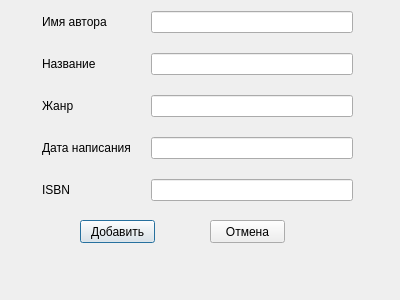
Old version of the form addbook.ui in the repository vladislavvasyukov/library.
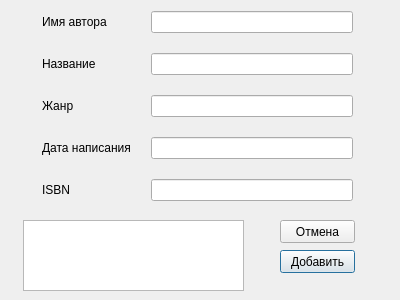
New version of the form.

Commit message: Добавил подключение к SQLite

```diff
--- a/addbook.ui
+++ b/addbook.ui
@@ -16,8 +16,8 @@
   <widget class="QPushButton" name="add_book_in_library">
    <property name="geometry">
     <rect>
-     <x>80</x>
-     <y>220</y>
+     <x>280</x>
+     <y>250</y>
      <width>75</width>
      <height>23</height>
     </rect>
@@ -29,7 +29,7 @@
   <widget class="QPushButton" name="cancel_additing_book">
    <property name="geometry">
     <rect>
-     <x>210</x>
+     <x>280</x>
      <y>220</y>
      <width>75</width>
      <height>23</height>
@@ -39,7 +39,7 @@
     <string>Отмена</string>
    </property>
   </widget>
-  <widget class="QWidget" name="">
+  <widget class="QWidget" name="layoutWidget">
    <property name="geometry">
     <rect>
      <x>42</x>
@@ -107,6 +107,16 @@
     </item>
    </layout>
   </widget>
+  <widget class="QTextEdit" name="textEdit">
+   <property name="geometry">
+    <rect>
+     <x>23</x>
+     <y>220</y>
+     <width>221</width>
+     <height>71</height>
+    </rect>
+   </property>
+  </widget>
  </widget>
  <resources/>
  <connections/>
```
The commit also changes 2 other files.
